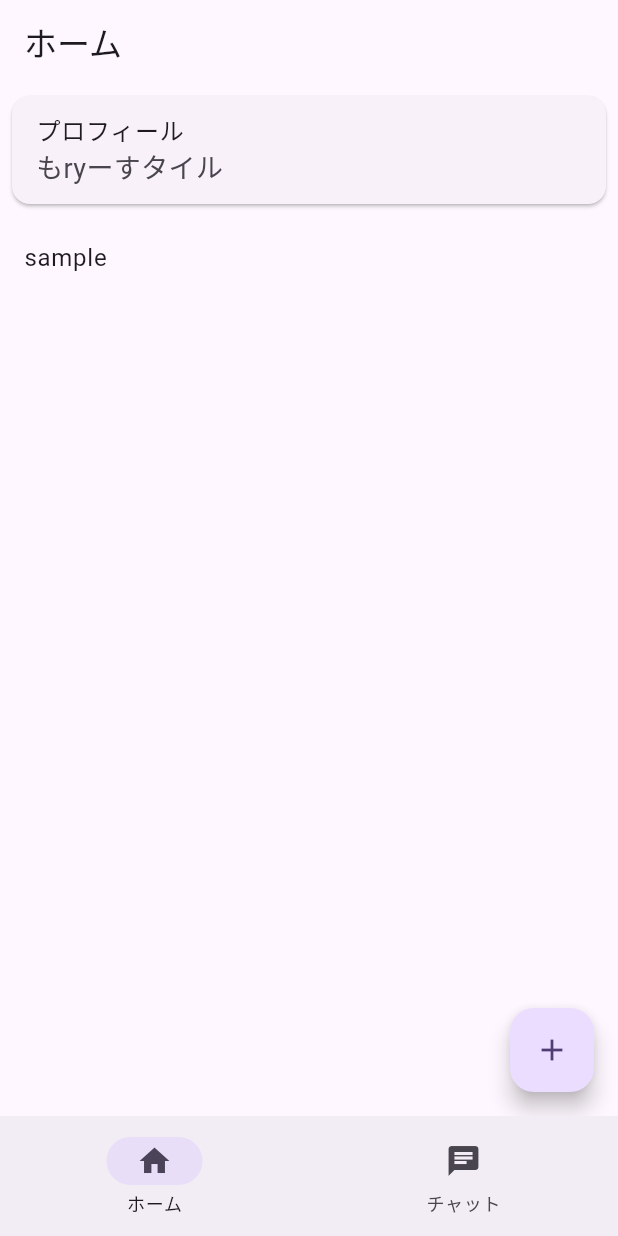
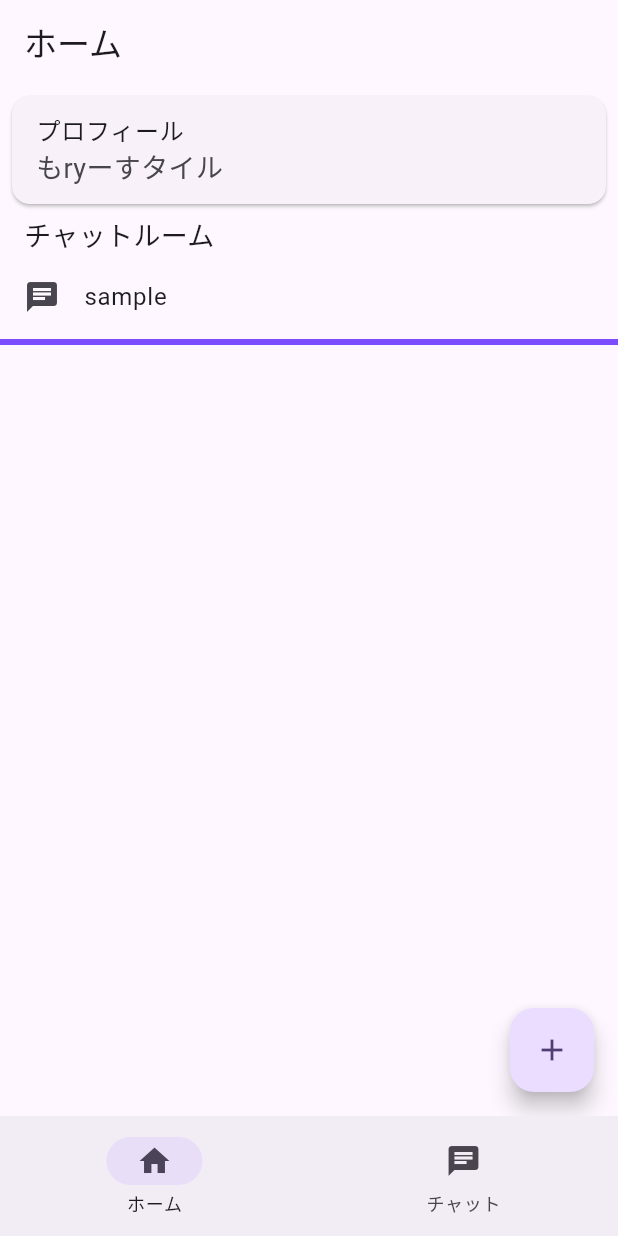
Before and after one commit to SotaUeta/Morsecode, a Flutter app: the screen it shows after launch, on a phone screen of 412 x 824 dp. Run offline on Flutter 3.47's test engine with Material 3 defaults, Android fonts, the phone set to English and light mode, and no system bars; missing offline and left inert: morse_code_generator.

Commit message:
チャットルーム一覧のUI改善

```diff
--- a/morse/lib/src/screens/home.dart
+++ b/morse/lib/src/screens/home.dart
@@ -57,15 +57,30 @@ class _HomePageState extends State<HomePage> {
               ),
             ),
           ),
+          Align(
+            alignment: Alignment.centerLeft,
+            child: Padding(
+              padding: EdgeInsets.symmetric(horizontal: 16.0),
+              child: Text("チャットルーム", style: TextStyle(fontSize: 18)),
+            ),
+          ),
           Expanded(
             child: ListView.builder(
               itemCount: widget.rooms.length,
               itemBuilder: (context, index) {
-                return ListTile(
-                  title: Text(widget.rooms[index].roomName),
-                  onTap: () {
-                    widget.onRoomSelected(widget.rooms[index]);
-                  },
+                return Container(
+                  decoration: BoxDecoration(
+                    border: Border(
+                      bottom: BorderSide(color: Colors.deepPurpleAccent, width: 4),
+                    ),
+                  ),
+                  child: ListTile(
+                    leading: Icon(Icons.chat),
+                    title: Text(widget.rooms[index].roomName),
+                    onTap: () {
+                      widget.onRoomSelected(widget.rooms[index]);
+                    },
+                  )
                 );
               },
             ),
```
